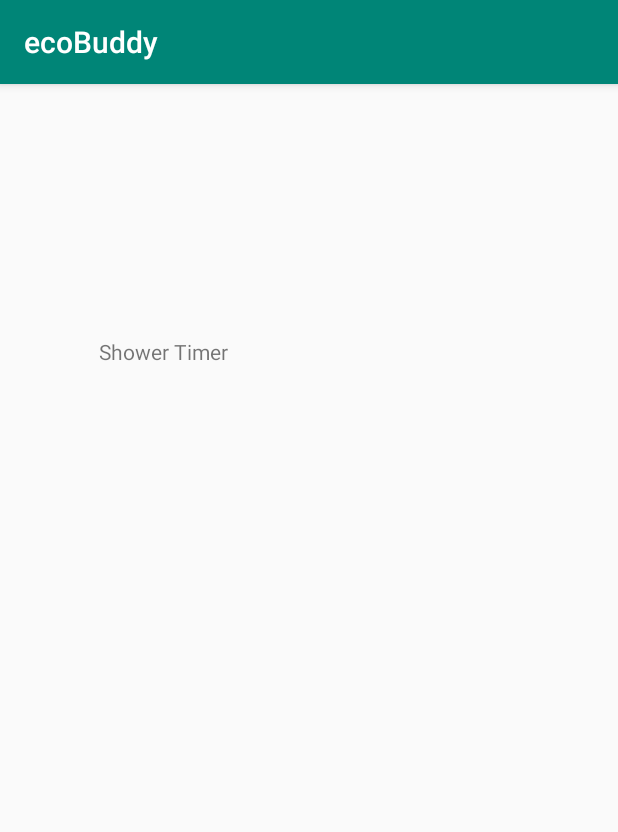
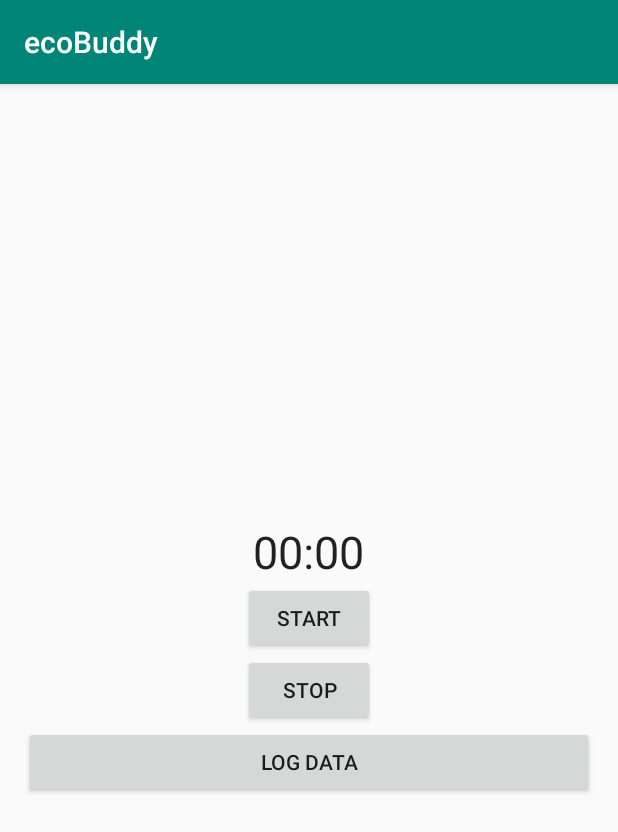
Before and after one commit to mvassos/ecoBuddy, an Android app: the screen it shows after launch (Activity3 before the commit, ShowerTimer after it), after a tap on "SHOWER TIMER", on a phone screen of 412 x 824 dp. Shown: the top 832 px of the screen. Run offline under Robolectric (Android 15) with nearby library versions, the phone set to English and light mode, and no system bars.

Commit message:
refactor activities and associated java files, adding more functionality to ui

```diff
--- a/app/src/main/AndroidManifest.xml
+++ b/app/src/main/AndroidManifest.xml
@@ -18,8 +18,10 @@
         </activity>
         <activity android:name=".ShowerTimer" />
         <activity android:name=".Activity2" />
-        <activity android:name=".Activity3" />
+        <activity android:name=".DataAnalytics" />
         <activity android:name=".Activity5" />
+        <activity android:name=".EcoReminders" />
+        <activity android:name=".ApplianceReminder" />
     </application>
 
 </manifest>
--- a/app/src/main/java/ecobuddy/cmps121/ecobuddy/Activity3.java
+++ b/app/src/main/java/ecobuddy/cmps121/ecobuddy/DataAnalytics.java
@@ -3,11 +3,11 @@ package ecobuddy.cmps121.ecobuddy;
 import android.support.v7.app.AppCompatActivity;
 import android.os.Bundle;
 
-public class Activity3 extends AppCompatActivity {
+public class DataAnalytics extends AppCompatActivity {
 
     @Override
     protected void onCreate(Bundle savedInstanceState) {
         super.onCreate(savedInstanceState);
-        setContentView(R.layout.activity_3);
+        setContentView(R.layout.data_analytics_activity);
     }
 }
--- a/app/src/main/java/ecobuddy/cmps121/ecobuddy/MainActivity.java
+++ b/app/src/main/java/ecobuddy/cmps121/ecobuddy/MainActivity.java
@@ -11,49 +11,52 @@ public class MainActivity extends AppCompatActivity {
     Button button;
     Button button2;
     Button button3;
-    Button button4;
 
     @Override
     protected void onCreate(Bundle savedInstanceState) {
         super.onCreate(savedInstanceState);
         setContentView(R.layout.activity_main);
 
-        button = (Button) findViewById(R.id.button);
+        button = (Button) findViewById(R.id.ecoreminders_button);
         button.setOnClickListener(new View.OnClickListener() {
             @Override
             public void onClick(View v) {
-                openActivity2();
+                ecoReminders_nav();
 
 
             }
         });
 
-        button2 = (Button) findViewById(R.id.button2);
+        button2 = (Button) findViewById(R.id.showertimer_button);
         button2.setOnClickListener(new View.OnClickListener() {
             @Override
             public void onClick(View v) {
-                openActivity3();
-
+                showerTimer_nav();
 
             }
         });
 
-
+        button3 = (Button) findViewById(R.id.data_button);
+        button3.setOnClickListener(new View.OnClickListener() {
+            @Override
+            public void onClick(View v) {
+                dataAnalytics_nav();
+            }
+        });
     }
 
-    public void openActivity2() {
-        Intent intent = new Intent(this, Activity2.class);
+    public void ecoReminders_nav() {
+        Intent intent = new Intent(this, EcoReminders.class);
         startActivity(intent);
-
     }
 
-    public void openActivity3() {
-        Intent intent = new Intent(this, Activity3.class);
+    public void showerTimer_nav() {
+        Intent intent = new Intent(this, ShowerTimer.class);
         startActivity(intent);
-
     }
 
-
-
-
+    public void dataAnalytics_nav() {
+        Intent intent = new Intent(this, DataAnalytics.class);
+        startActivity(intent);
+    }
 }
--- a/app/src/main/java/ecobuddy/cmps121/ecobuddy/ShowerTimer.java
+++ b/app/src/main/java/ecobuddy/cmps121/ecobuddy/ShowerTimer.java
@@ -3,21 +3,43 @@ package ecobuddy.cmps121.ecobuddy;
 import android.support.v7.app.AppCompatActivity;
 import android.os.Bundle;
 import android.view.View;
+import android.widget.Button;
 import android.widget.Chronometer;
 
 public class ShowerTimer extends AppCompatActivity {
 
     private Chronometer chronometer;
     private boolean running;
-
+    Button start_b, stop_b, log_b;
 
     @Override
     protected void onCreate(Bundle savedInstanceState) {
         super.onCreate(savedInstanceState);
-        setContentView(R.layout.activity_shower_timer);
+        setContentView(R.layout.shower_timer_activity);
+        chronometer = findViewById(R.id.timer_shower);
+        start_b = findViewById(R.id.button_start_timer);
+        start_b.setOnClickListener(new View.OnClickListener() {
+            @Override
+            public void onClick(View v) {
+                startChronometer(v);
+            }
+        });
 
-        chronometer = findViewById(R.id.timer_shower);
+        stop_b = findViewById(R.id.button_stop_timer);
+        stop_b.setOnClickListener(new View.OnClickListener() {
+            @Override
+            public void onClick(View v) {
+                stopChronometer(v);
+            }
+        });
 
+        log_b = findViewById(R.id.logdata_button);
+        log_b.setOnClickListener(new View.OnClickListener() {
+            @Override
+            public void onClick(View v) {
+                logData();
+            }
+        });
     }
 
     public void startChronometer(View v){
@@ -34,6 +56,9 @@ public class ShowerTimer extends AppCompatActivity {
             running = false;
 
         }
+    }
+
+    private void logData() {
 
     }
 }
--- a/app/src/main/res/layout/activity_3.xml
+++ b/app/src/main/res/layout/data_analytics_activity.xml
@@ -4,7 +4,7 @@
     xmlns:tools="http://schemas.android.com/tools"
     android:layout_width="match_parent"
     android:layout_height="match_parent"
-    tools:context=".Activity3">
+    tools:context=".DataAnalytics">
 
     <TextView
         android:id="@+id/textView3"
--- a/app/src/main/res/layout/activity_shower_timer.xml
+++ b/app/src/main/res/layout/shower_timer_activity.xml
@@ -31,5 +31,11 @@
         android:text="STOP"
         android:onClick="stopChronometer"/>
 
+    <Button
+        android:id="@+id/logdata_button"
+        android:layout_width="match_parent"
+        android:layout_height="wrap_content"
+        android:text="LOG DATA" />
+
 
 </LinearLayout>
```
Also changed, not shown: app/src/main/java/ecobuddy/cmps121/ecobuddy/Activity5.java (deleted, +0 -45 lines), app/src/main/java/ecobuddy/cmps121/ecobuddy/ApplianceReminder.java (added, +50 -0 lines), app/src/main/java/ecobuddy/cmps121/ecobuddy/EcoReminders.java (renamed from app/src/main/java/ecobuddy/cmps121/ecobuddy/Activity2.java, +8 -8 lines), app/src/main/res/layout/activity_main.xml (+10 -10 lines), app/src/main/res/layout/appliance_reminder_activity.xml (renamed from app/src/main/res/layout/activity_5.xml, +22 -22 lines), app/src/main/res/layout/ecoreminders_activity.xml (renamed from app/src/main/res/layout/activity_2.xml, +11 -10 lines), 1 other file.
